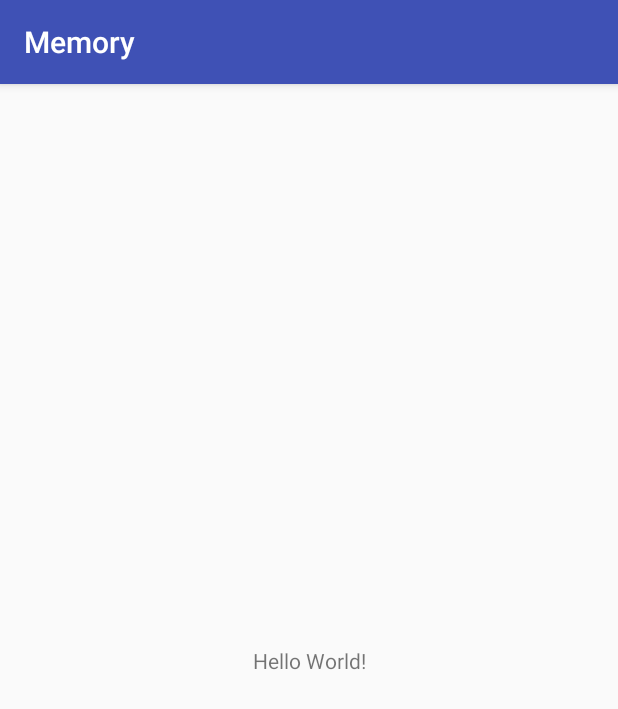
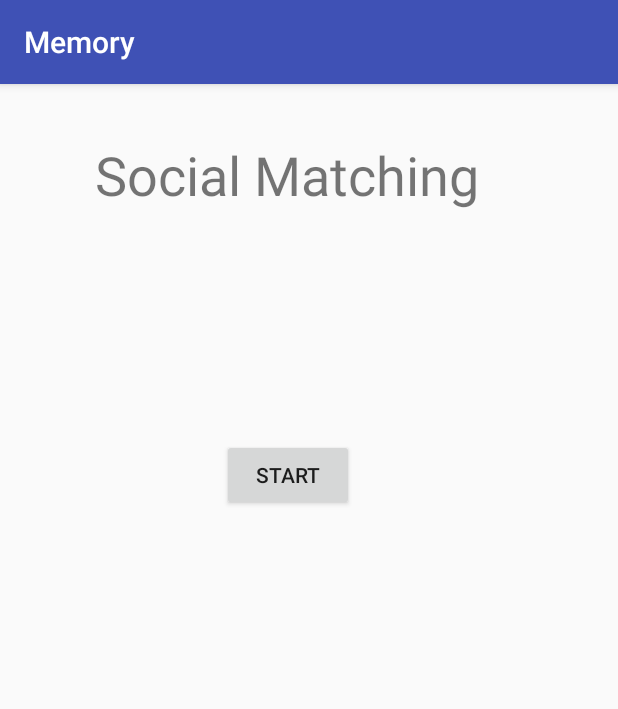
Before and after one commit to aoganezo/MatchingGame, an Android app: the screen it shows after launch (MainActivity), on a phone screen of 412 x 824 dp. Shown: the top 709 px of the screen. Run offline under Robolectric (Android 15) with nearby library versions, the phone set to English and light mode, and no system bars.

Commit message:
Starting MainActivity page

```diff
--- a/Memory/app/src/main/java/app/memory/MainActivity.java
+++ b/Memory/app/src/main/java/app/memory/MainActivity.java
@@ -2,6 +2,7 @@ package app.memory;
 
 import android.support.v7.app.AppCompatActivity;
 import android.os.Bundle;
+import android.widget.Button;
 
 public class MainActivity extends AppCompatActivity {
 
@@ -9,5 +10,8 @@ public class MainActivity extends AppCompatActivity {
     protected void onCreate(Bundle savedInstanceState) {
         super.onCreate(savedInstanceState);
         setContentView(R.layout.activity_main);
+
+        Button start_button = (Button) findViewById(R.id.start_button);
+
     }
 }
--- a/Memory/app/src/main/res/layout/activity_main.xml
+++ b/Memory/app/src/main/res/layout/activity_main.xml
@@ -7,12 +7,23 @@
     tools:context="app.memory.MainActivity">
 
     <TextView
+        android:id="@+id/game_name_tv"
         android:layout_width="wrap_content"
         android:layout_height="wrap_content"
-        android:text="Hello World!"
-        app:layout_constraintBottom_toBottomOf="parent"
+        android:layout_marginLeft="63dp"
+        android:layout_marginTop="36dp"
+        android:text="@string/game_name"
+        android:textSize="36sp"
         app:layout_constraintLeft_toLeftOf="parent"
-        app:layout_constraintRight_toRightOf="parent"
         app:layout_constraintTop_toTopOf="parent" />
 
+    <Button
+        android:id="@+id/start_button"
+        android:layout_width="wrap_content"
+        android:layout_height="wrap_content"
+        android:text="@string/start_button_string"
+        android:layout_marginTop="152dp"
+        app:layout_constraintTop_toBottomOf="@+id/game_name_tv"
+        android:layout_marginLeft="148dp"
+        app:layout_constraintLeft_toLeftOf="parent" />
 </android.support.constraint.ConstraintLayout>
--- a/Memory/app/src/main/res/values/strings.xml
+++ b/Memory/app/src/main/res/values/strings.xml
@@ -1,3 +1,5 @@
 <resources>
     <string name="app_name">Memory</string>
+    <string name="game_name">Social Matching</string>
+    <string name="start_button_string">Start</string>
 </resources>
```
